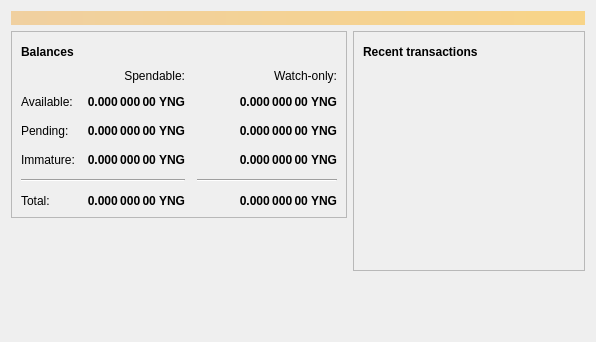
jinbio/jbc_core, file src/qt/forms/overviewpage.ui: the form before one commit.
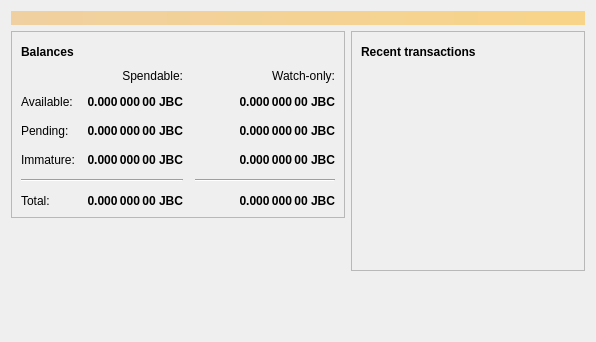
The form after the commit. Icons and pictures are not drawn.

```diff
--- a/src/qt/forms/overviewpage.ui
+++ b/src/qt/forms/overviewpage.ui
@@ -129,7 +129,7 @@
                <string>Unconfirmed transactions to watch-only addresses</string>
               </property>
               <property name="text">
-               <string notr="true">0.000 000 00 YNG</string>
+               <string notr="true">0.000 000 00 JBC</string>
               </property>
               <property name="alignment">
                <set>Qt::AlignRight|Qt::AlignTrailing|Qt::AlignVCenter</set>
@@ -154,7 +154,7 @@
                <string>Total of transactions that have yet to be confirmed, and do not yet count toward the spendable balance</string>
               </property>
               <property name="text">
-               <string notr="true">0.000 000 00 YNG</string>
+               <string notr="true">0.000 000 00 JBC</string>
               </property>
               <property name="alignment">
                <set>Qt::AlignRight|Qt::AlignTrailing|Qt::AlignVCenter</set>
@@ -179,7 +179,7 @@
                <string>Mined balance in watch-only addresses that has not yet matured</string>
               </property>
               <property name="text">
-               <string notr="true">0.000 000 00 YNG</string>
+               <string notr="true">0.000 000 00 JBC</string>
               </property>
               <property name="alignment">
                <set>Qt::AlignRight|Qt::AlignTrailing|Qt::AlignVCenter</set>
@@ -237,7 +237,7 @@
                <string>Mined balance that has not yet matured</string>
               </property>
               <property name="text">
-               <string notr="true">0.000 000 00 YNG</string>
+               <string notr="true">0.000 000 00 JBC</string>
               </property>
               <property name="alignment">
                <set>Qt::AlignRight|Qt::AlignTrailing|Qt::AlignVCenter</set>
@@ -282,7 +282,7 @@
                <string>Your current total balance</string>
               </property>
               <property name="text">
-               <string notr="true">0.000 000 00 YNG</string>
+               <string notr="true">0.000 000 00 JBC</string>
               </property>
               <property name="alignment">
                <set>Qt::AlignRight|Qt::AlignTrailing|Qt::AlignVCenter</set>
@@ -307,7 +307,7 @@
                <string>Current total balance in watch-only addresses</string>
               </property>
               <property name="text">
-               <string notr="true">0.000 000 00 YNG</string>
+               <string notr="true">0.000 000 00 JBC</string>
               </property>
               <property name="alignment">
                <set>Qt::AlignRight|Qt::AlignTrailing|Qt::AlignVCenter</set>
@@ -349,7 +349,7 @@
                <string>Your current spendable balance</string>
               </property>
               <property name="text">
-               <string notr="true">0.000 000 00 YNG</string>
+               <string notr="true">0.000 000 00 JBC</string>
               </property>
               <property name="alignment">
                <set>Qt::AlignRight|Qt::AlignTrailing|Qt::AlignVCenter</set>
@@ -374,7 +374,7 @@
                <string>Your current balance in watch-only addresses</string>
               </property>
               <property name="text">
-               <string notr="true">0.000 000 00 YNG</string>
+               <string notr="true">0.000 000 00 JBC</string>
               </property>
               <property name="alignment">
                <set>Qt::AlignRight|Qt::AlignTrailing|Qt::AlignVCenter</set>
```
Left out of the diff: 4 changed lines with no effect on the pictures.
